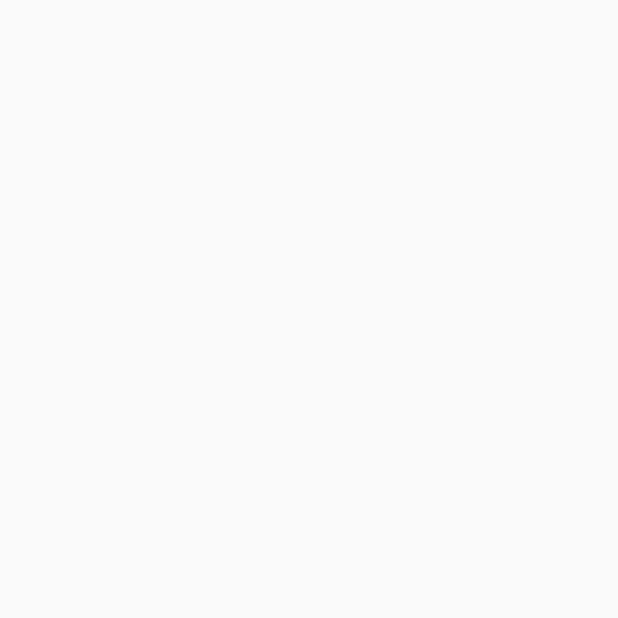
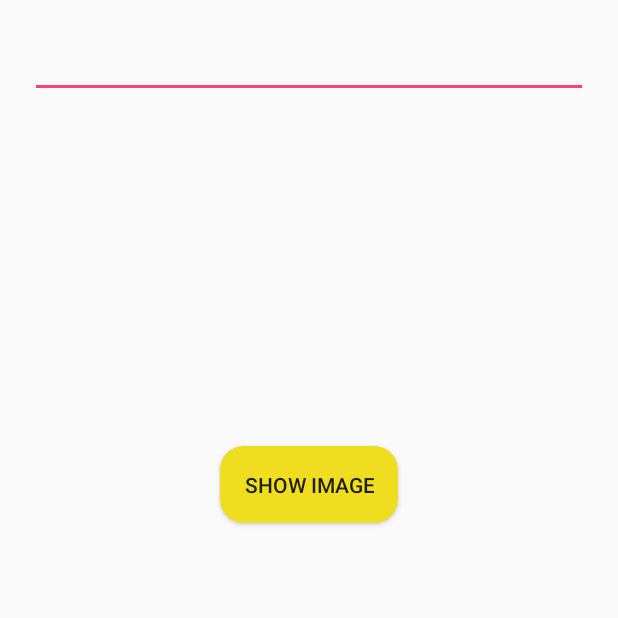
Before and after one commit to bernatik/Homework, an Android app: the Homework3Activity screen opened directly, with no data from a screen before it, on a phone screen of 412 x 824 dp, the top half of it. Before the commit the part shown is empty. Run offline under Robolectric (Android 15) with nearby library versions, the phone set to English and light mode, and no system bars.

Commit message:
Change button "show image" in Homework 3

```diff
--- a/app/src/main/java/com/alexbernat/homework3/Homework3Activity.java
+++ b/app/src/main/java/com/alexbernat/homework3/Homework3Activity.java
@@ -1,10 +1,20 @@
 package com.alexbernat.homework3;
 
 import android.app.Activity;
+import android.os.Bundle;
+import android.support.annotation.Nullable;
+
+import com.alexbernat.homework.R;
 
 /**
  * Created by Александр on 28.07.2017.
  */
 
 public class Homework3Activity extends Activity {
+
+    @Override
+    protected void onCreate(@Nullable Bundle savedInstanceState) {
+        super.onCreate(savedInstanceState);
+        setContentView(R.layout.activity_homework3);
+    }
 }
--- /dev/null
+++ b/app/src/main/res/drawable/button_show.xml
@@ -0,0 +1,6 @@
+<?xml version="1.0" encoding="utf-8"?>
+<shape xmlns:android="http://schemas.android.com/apk/res/android"
+    android:shape="rectangle">
+    <corners android:radius="16dp"/>
+    <solid android:color="@color/color_yellow"/>
+</shape>
--- /dev/null
+++ b/app/src/main/res/drawable/button_show_pressed.xml
@@ -0,0 +1,15 @@
+<?xml version="1.0" encoding="utf-8"?>
+<layer-list xmlns:android="http://schemas.android.com/apk/res/android">
+    <item>
+        <shape android:shape="rectangle">
+            <corners android:radius="16dp"/>
+            <solid android:color="@color/color_yellow"/>
+        </shape>
+    </item>
+    <item>
+        <shape xmlns:android="http://schemas.android.com/apk/res/android">
+            <corners android:radius="16dp"/>
+            <gradient android:angle="90" android:startColor="#880f0f10" android:centerColor="#880d0d0f" android:endColor="#885d5d5e"/>
+        </shape>
+    </item>
+</layer-list>
--- /dev/null
+++ b/app/src/main/res/drawable/button_show_selector.xml
@@ -0,0 +1,5 @@
+<?xml version="1.0" encoding="utf-8"?>
+<selector xmlns:android="http://schemas.android.com/apk/res/android">
+    <item android:state_pressed="true" android:drawable="@drawable/button_show_pressed"/>
+    <item android:drawable="@drawable/button_show"/>
+</selector>
--- a/app/src/main/res/layout/activity_homework3.xml
+++ b/app/src/main/res/layout/activity_homework3.xml
@@ -1,7 +1,30 @@
 <?xml version="1.0" encoding="utf-8"?>
 <LinearLayout xmlns:android="http://schemas.android.com/apk/res/android"
               android:orientation="vertical"
+              android:padding="@dimen/classwork2_left_right_padding"
               android:layout_width="match_parent"
               android:layout_height="match_parent">
 
+    <EditText
+        android:id="@+id/edit_text_homework3"
+        android:layout_width="match_parent"
+        android:layout_height="wrap_content"
+        android:inputType="textPersonName"/>
+
+    <ImageView
+        android:id="@+id/image_view_homework3"
+        android:layout_gravity="center_horizontal"
+        android:layout_marginTop="@dimen/homework2_top_bottom_margin"
+        android:layout_marginBottom="@dimen/homework2_top_bottom_margin"
+        android:layout_width="@dimen/homework3_image_width"
+        android:layout_height="@dimen/homework3_image_height"/>
+
+    <Button
+        android:id="@+id/button_show_homework3"
+        android:layout_width="wrap_content"
+        android:layout_height="wrap_content"
+        android:layout_gravity="center_horizontal"
+        android:background="@drawable/button_show_selector"
+        android:padding="@dimen/homework3_button_padding"
+        android:text="@string/button_homework3_show"/>
 </LinearLayout>
--- a/app/src/main/res/values-sw600dp/dimen.xml
+++ b/app/src/main/res/values-sw600dp/dimen.xml
@@ -6,4 +6,8 @@
     <dimen name="homework2_height_of_flag">200dp</dimen>
     <dimen name="homework2_width_of_flag">450dp</dimen>
 
+    <!-- dimens for Homework 3 -->
+    <dimen name="homework3_image_width">400dp</dimen>
+    <dimen name="homework3_image_height">400dp</dimen>
+
 </resources>
--- a/app/src/main/res/values/dimen.xml
+++ b/app/src/main/res/values/dimen.xml
@@ -13,5 +13,9 @@
     <dimen name="homework2_height_of_flag">100dp</dimen>
     <dimen name="homework2_width_of_flag">225dp</dimen>
 
+    <!-- dimens for Homework 3 -->
+    <dimen name="homework3_image_width">200dp</dimen>
+    <dimen name="homework3_image_height">200dp</dimen>
+    <dimen name="homework3_button_padding">16dp</dimen>
 
 </resources>
--- a/app/src/main/res/values/strings.xml
+++ b/app/src/main/res/values/strings.xml
@@ -30,4 +30,7 @@
     <!-- Strings for Classwork 3 -->
     <string name="text_classwork3_label">New banknote</string>
     <string name="button_classwork3_click">Click me</string>
+
+    <!-- Strings for Homework 3 -->
+    <string name="button_homework3_show">Show image</string>
 </resources>
```
Also changed, not shown: 1 other file.
